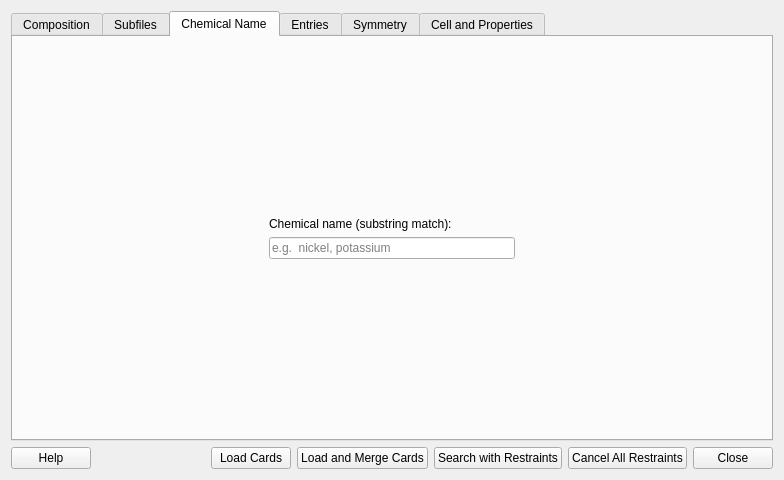
Qt form src/restraintsdialog.ui (ccorrado71/qualx3) before a commit.
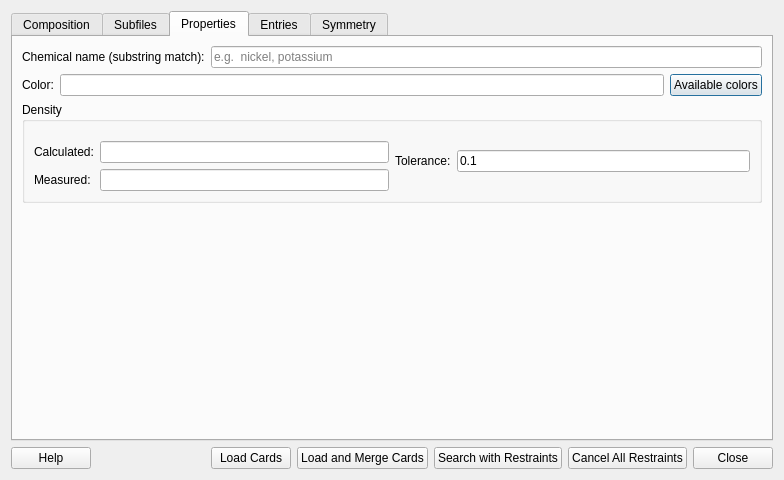
The same form after that commit. The open tabs and pages were chosen to show the change. Custom widgets are drawn as their Qt base class.

Patch:
```diff
--- a/src/restraintsdialog.ui
+++ b/src/restraintsdialog.ui
@@ -31,72 +31,123 @@
      </widget>
      <widget class="QWidget" name="tabChemicalName">
       <attribute name="title">
-       <string>Chemical Name</string>
+       <string>Properties</string>
       </attribute>
-      <layout class="QVBoxLayout" name="layoutChemicalName">
+      <layout class="QVBoxLayout" name="layoutProperties">
        <item>
-        <spacer name="spacerChemNameTop">
-         <property name="orientation">
-          <enum>Qt::Orientation::Vertical</enum>
-         </property>
-         <property name="sizeHint" stdset="0">
-          <size>
-           <width>20</width>
-           <height>40</height>
-          </size>
-         </property>
-        </spacer>
+        <layout class="QHBoxLayout" name="layoutChemicalName">
+         <item>
+          <widget class="QLabel" name="labelChemicalName">
+           <property name="text">
+            <string>Chemical name (substring match):</string>
+           </property>
+          </widget>
+         </item>
+         <item>
+          <widget class="QLineEdit" name="chemicalNameEdit">
+           <property name="placeholderText">
+            <string>e.g.  nickel, potassium</string>
+           </property>
+          </widget>
+         </item>
+        </layout>
        </item>
        <item>
-        <layout class="QHBoxLayout" name="layoutChemNameCenter">
+        <layout class="QHBoxLayout" name="layoutColor">
          <item>
-          <spacer name="spacerChemNameLeft">
-           <property name="orientation">
-            <enum>Qt::Orientation::Horizontal</enum>
+          <widget class="QLabel" name="labelColor">
+           <property name="text">
+            <string>Color:</string>
            </property>
-           <property name="sizeHint" stdset="0">
-            <size>
-             <width>60</width>
-             <height>20</height>
-            </size>
-           </property>
-          </spacer>
+          </widget>
          </item>
          <item>
-          <layout class="QVBoxLayout" name="layoutChemNameInner">
-           <item>
-            <widget class="QLabel" name="labelChemicalName">
-             <property name="text">
-              <string>Chemical name (substring match):</string>
-             </property>
-            </widget>
-           </item>
-           <item>
-            <widget class="QLineEdit" name="chemicalNameEdit">
-             <property name="placeholderText">
-              <string>e.g.  nickel, potassium</string>
-             </property>
-            </widget>
-           </item>
-          </layout>
+          <widget class="QLineEdit" name="colorEdit"/>
          </item>
          <item>
-          <spacer name="spacerChemNameRight">
-           <property name="orientation">
-            <enum>Qt::Orientation::Horizontal</enum>
+          <widget class="QPushButton" name="availableColorsButton">
+           <property name="text">
+            <string>Available colors</string>
            </property>
-           <property name="sizeHint" stdset="0">
-            <size>
-             <width>60</width>
-             <height>20</height>
-            </size>
-           </property>
-          </spacer>
+          </widget>
          </item>
         </layout>
        </item>
        <item>
-        <spacer name="spacerChemNameBottom">
+        <widget class="QGroupBox" name="groupBoxDensity">
+         <property name="title">
+          <string>Density</string>
+         </property>
+         <layout class="QHBoxLayout" name="horizontalLayout">
+          <item>
+           <layout class="QHBoxLayout" name="layoutDensityTolerance">
+            <item>
+             <layout class="QFormLayout" name="formLayout_3">
+              <property name="topMargin">
+               <number>10</number>
+              </property>
+              <item row="0" column="0">
+               <widget class="QLabel" name="labelDensityCalculated">
+                <property name="text">
+                 <string>Calculated:</string>
+                </property>
+               </widget>
+              </item>
+              <item row="0" column="1">
+               <widget class="QLineEdit" name="densityCalculatedEdit">
+                <property name="placeholderText">
+                 <string/>
+                </property>
+               </widget>
+              </item>
+              <item row="1" column="0">
+               <widget class="QLabel" name="labelDensityMeasured">
+                <property name="text">
+                 <string>Measured:</string>
+                </property>
+               </widget>
+              </item>
+              <item row="1" column="1">
+               <widget class="QLineEdit" name="densityMeasuredEdit">
+                <property name="placeholderText">
+                 <string/>
+                </property>
+               </widget>
+              </item>
+             </layout>
+            </item>
+            <item>
+             <layout class="QVBoxLayout" name="verticalLayout_2">
+              <property name="leftMargin">
+               <number>0</number>
+              </property>
+              <item>
+               <layout class="QHBoxLayout" name="horizontalLayout_2">
+                <item>
+                 <widget class="QLabel" name="labelDensityTolerance">
+                  <property name="text">
+                   <string>Tolerance:</string>
+                  </property>
+                 </widget>
+                </item>
+                <item>
+                 <widget class="QLineEdit" name="densityToleranceEdit">
+                  <property name="text">
+                   <string>0.1</string>
+                  </property>
+                 </widget>
+                </item>
+               </layout>
+              </item>
+             </layout>
+            </item>
+           </layout>
+          </item>
+         </layout>
+        </widget>
+       </item>
+       <item>
+        <spacer name="spacerPropertiesBottom">
          <property name="orientation">
           <enum>Qt::Orientation::Vertical</enum>
          </property>
@@ -298,26 +349,6 @@
        </item>
       </layout>
      </widget>
-     <widget class="QWidget" name="tabCellAndProperties">
-      <attribute name="title">
-       <string>Cell and Properties</string>
-      </attribute>
-      <layout class="QVBoxLayout" name="layoutCellAndProperties">
-       <item>
-        <spacer name="spacerCellAndProperties">
-         <property name="orientation">
-          <enum>Qt::Orientation::Vertical</enum>
-         </property>
-         <property name="sizeHint" stdset="0">
-          <size>
-           <width>20</width>
-           <height>40</height>
-          </size>
-         </property>
-        </spacer>
-       </item>
-      </layout>
-     </widget>
     </widget>
    </item>
    <item>
```
Left out of the diff: 46 changed lines with no effect on the pictures.
